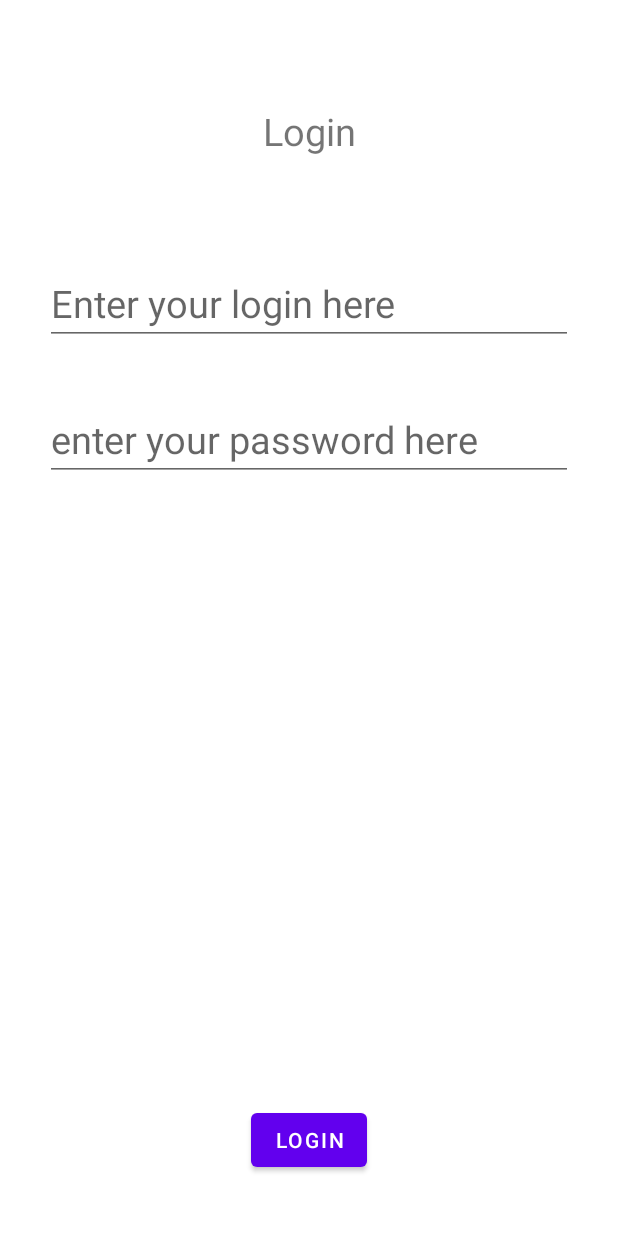
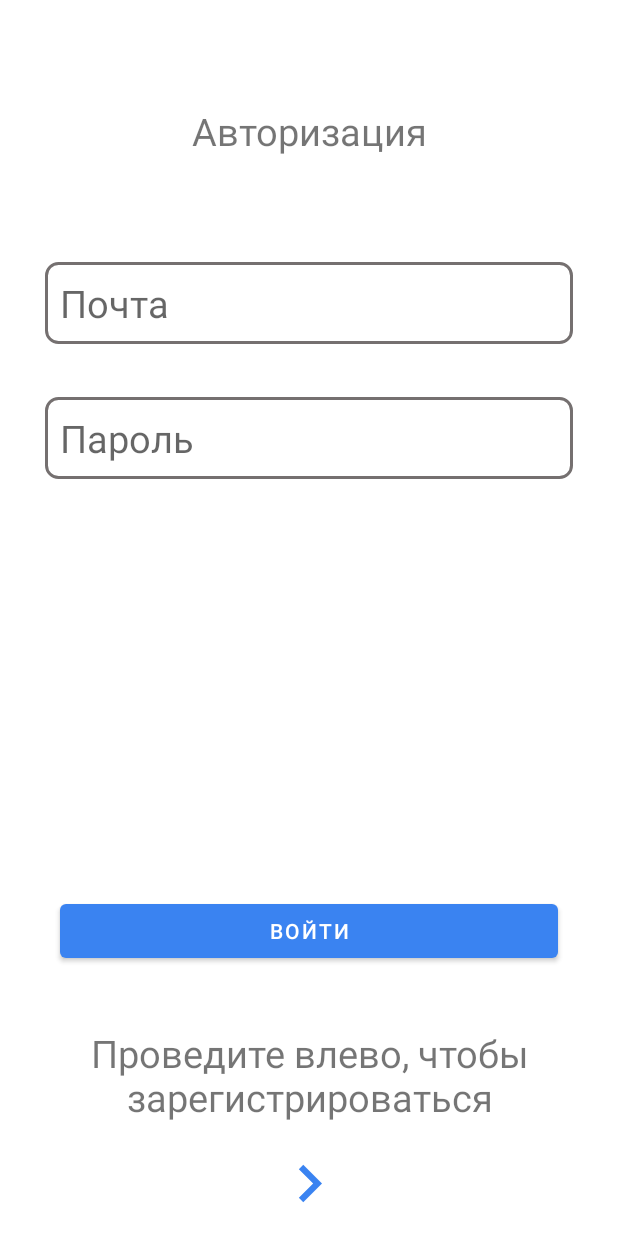
Before and after one commit to jenyasubbotina/Finance_Game, an Android app: the screen it shows after launch (AuthorizationActivity), on a phone screen of 412 x 824 dp. Run offline under Robolectric (Android 15) with nearby library versions, the phone set to English and light mode, and no system bars; our stand-ins replace Firebase (no records; nobody signed in at launch, a user with empty details on screens opened directly); Roboto replaces fonts that are not available here.

Commit message:
udpated design for fragment_login.xml

```diff
--- /dev/null
+++ b/app/src/main/res/drawable/ic_baseline_keyboard_arrow_right_24.xml
@@ -0,0 +1,10 @@
+<vector xmlns:android="http://schemas.android.com/apk/res/android"
+    android:width="24dp"
+    android:height="24dp"
+    android:viewportWidth="24"
+    android:viewportHeight="24"
+    android:tint="?attr/colorPrimary">
+  <path
+      android:fillColor="@android:color/white"
+      android:pathData="M8.59,16.59L13.17,12 8.59,7.41 10,6l6,6 -6,6 -1.41,-1.41z"/>
+</vector>
--- /dev/null
+++ b/app/src/main/res/drawable/rectangle.xml
@@ -0,0 +1,7 @@
+<?xml version="1.0" encoding="utf-8"?>
+<shape xmlns:android="http://schemas.android.com/apk/res/android" android:shape="rectangle" >
+    <solid android:color="@android:color/white" />
+    <stroke android:width="2dp"
+        android:color="@color/primary" />
+    <corners android:radius="8dp" />
+</shape>
--- /dev/null
+++ b/app/src/main/res/drawable/rectangle_off.xml
@@ -0,0 +1,7 @@
+<?xml version="1.0" encoding="utf-8"?>
+<shape xmlns:android="http://schemas.android.com/apk/res/android" android:shape="rectangle" >
+    <solid android:color="@android:color/white" />
+    <stroke android:width="2dp"
+        android:color="@color/light_gray" />
+    <corners android:radius="8dp" />
+</shape>
--- /dev/null
+++ b/app/src/main/res/drawable/switched_rectangle.xml
@@ -0,0 +1,5 @@
+<?xml version="1.0" encoding="utf-8"?>
+<selector xmlns:android="http://schemas.android.com/apk/res/android">
+    <item android:state_focused="true" android:drawable="@drawable/rectangle"/>
+    <item android:drawable="@drawable/rectangle_off" />
+</selector>
--- a/app/src/main/res/layout/fragment_login.xml
+++ b/app/src/main/res/layout/fragment_login.xml
@@ -23,7 +23,9 @@
     <com.google.android.material.textfield.TextInputEditText
         android:id="@+id/username_login"
         style = "@style/MaterialTextStyle"
+        android:background="@drawable/switched_rectangle"
         android:layout_width="0dp"
+        android:padding="10dp"
         android:layout_height="wrap_content"
         android:inputType="textEmailAddress"
         android:hint="@string/enter_login_here"
@@ -39,8 +41,10 @@
         style="@style/MaterialTextStyle"
         android:layout_width="0dp"
         android:layout_height="wrap_content"
+        android:padding="10dp"
         android:layout_marginTop="35dp"
         android:fontFamily="sans-serif"
+        android:background="@drawable/switched_rectangle"
         android:hint="@string/enter_your_password_here"
         android:inputType="textPassword"
         app:layout_constraintEnd_toEndOf="parent"
@@ -49,13 +53,40 @@
 
     <com.google.android.material.button.MaterialButton
         android:id="@+id/login_button"
+        android:layout_width="0dp"
+        android:layout_height="wrap_content"
+
+        app:layout_constraintStart_toStartOf="parent"
+        app:layout_constraintEnd_toEndOf="parent"
+        android:layout_marginHorizontal="@dimen/margin_horizontally"
+        android:layout_marginBottom="40dp"
+        android:text="@string/button_login"
+        app:layout_constraintBottom_toTopOf="@id/swipe_left" />
+
+    <com.google.android.material.textview.MaterialTextView
+        style = "@style/MaterialTextStyle"
+        android:id="@+id/swipe_left"
         android:layout_width="wrap_content"
         android:layout_height="wrap_content"
+        android:gravity="center_horizontal"
+        app:layout_constraintBottom_toTopOf="@id/picture_right"
         app:layout_constraintStart_toStartOf="parent"
         app:layout_constraintEnd_toEndOf="parent"
-        android:minWidth="40dp"
-        android:layout_marginBottom="40dp"
-        android:text="@string/login"
-        app:layout_constraintBottom_toBottomOf="parent" />
+        android:layout_marginBottom="15dp"
+        android:text="@string/swipe_left_to_register" />
+    <ImageView
+        android:id="@+id/picture_right"
+        android:layout_width="wrap_content"
+        android:layout_height="wrap_content"
+        android:layout_marginBottom="10dp"
+        android:minWidth="50dp"
+        android:minHeight="50dp"
+        app:layout_constraintBottom_toBottomOf="parent"
+        app:layout_constraintStart_toStartOf="parent"
+        app:tint="@color/primary"
+        android:src="@drawable/ic_baseline_keyboard_arrow_right_24"
+        app:layout_constraintEnd_toEndOf="parent">
+
+    </ImageView>
 
 </androidx.constraintlayout.widget.ConstraintLayout>
--- a/app/src/main/res/values/colors.xml
+++ b/app/src/main/res/values/colors.xml
@@ -5,5 +5,6 @@
     <color name="light_blue">#D8E6FC</color>
     <color name="primary">#3A83F1</color>
     <color name="dark">#0B1D37</color>
+    <color name="light_gray">#757070</color>
     <color name="primary_dark">#14315C</color>
 </resources>
--- a/app/src/main/res/values/dimens.xml
+++ b/app/src/main/res/values/dimens.xml
@@ -1,5 +1,6 @@
 <?xml version="1.0" encoding="utf-8"?>
 <resources>
+    <dimen name="margin_horizontally">40dp</dimen>
     <dimen name="fab_margin">16dp</dimen>
     <dimen name="news_corner_margin">16dp</dimen>
     <dimen name="app_bar_height">180dp</dimen>
--- a/app/src/main/res/values/strings.xml
+++ b/app/src/main/res/values/strings.xml
@@ -9,8 +9,12 @@
     <string name="statistic"> Статистика </string>
     <string name="quest"> Квест </string>
     <string name="swipe"> Свайпни вправо, если считаешь, что утверждение верно!</string>
-    <string name="login">Login</string>
-    <string name="enter_login_here">Enter your login here</string>
-    <string name="enter_your_password_here">enter your password here</string>
-    <string name="register">register</string>
+    <string name="login">Авторизация</string>
+    <string name="enter_login_here">Почта</string>
+    <string name="enter_your_password_here">Пароль</string>
+    <string name="register">Регистрация</string>
+    <string name="swipe_left_to_register">Проведите влево, чтобы зарегистрироваться</string>
+    <string name="swipe_right_to_login">Проведите вправо, чтобы войти</string>
+    <string name="button_register">Зарегистрироваться</string>
+    <string name="button_login">Войти</string>
 </resources>
--- a/app/src/main/res/values/themes.xml
+++ b/app/src/main/res/values/themes.xml
@@ -2,7 +2,10 @@
     <!-- Base application theme. -->
     <style name="Theme.FinanceGame" parent="Theme.MaterialComponents.DayNight.NoActionBar">
         <item name="windowActionBar">false</item>
+        <item name="colorPrimary">@color/primary</item>
+        <item name="colorSecondary">@color/primary_dark</item>
         <item name="windowNoTitle">true</item>
+        <item name="android:windowSoftInputMode">adjustNothing</item>
         <item name="android:windowLightStatusBar">true</item>
 
     </style>
```
Also changed, not shown: app/src/main/res/drawable/ic_baseline_keyboard_arrow_left_24.xml (added, +10 -0 lines), app/src/main/res/layout/fragment_register.xml (+28 -4 lines).
